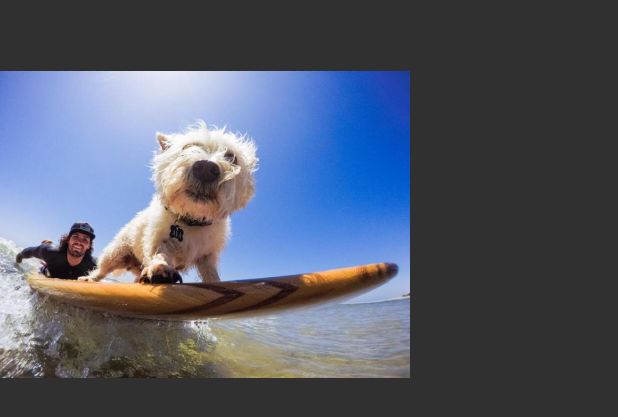
After one commit to AdRiAnPg7/Mobile-Project, an Android app: the layout activity_post_page.xml on its own in the app's theme, with its tools: preview values and no code run, on a phone screen of 412 x 824 dp. The commit adds this screen. Shown: the top 417 px of the screen. Run offline under Robolectric (Android 15) with nearby library versions, the phone set to English and light mode, and no system bars.

Commit message:
refactorizando Ids y creacion de postPage

```diff
--- /dev/null
+++ b/app/src/main/res/layout/activity_post_page.xml
@@ -0,0 +1,16 @@
+<?xml version="1.0" encoding="utf-8"?>
+<androidx.constraintlayout.widget.ConstraintLayout xmlns:android="http://schemas.android.com/apk/res/android"
+    xmlns:app="http://schemas.android.com/apk/res-auto"
+    xmlns:tools="http://schemas.android.com/tools"
+    android:layout_width="match_parent"
+    android:layout_height="match_parent"
+    tools:context=".Activities.PostPageActivity">
+
+    <ImageView
+        android:id="@+id/imageView"
+        android:layout_width="273dp"
+        android:layout_height="299dp"
+        app:srcCompat="@drawable/perro_surf"
+        tools:layout_editor_absoluteX="69dp"
+        tools:layout_editor_absoluteY="59dp" />
+</androidx.constraintlayout.widget.ConstraintLayout>
```
Also changed, not shown: app/src/main/AndroidManifest.xml (+4 -4 lines), app/src/main/java/com/foundmypet/Activities/PostPageActivity.kt (added, +11 -0 lines), app/src/main/res/layout/activity_user_profile.xml (+35 -35 lines), app/src/main/res/values/strings.xml (+7 -7 lines), app/src/main/res/drawable-hdpi/perro_surf.png (added), app/src/main/res/drawable-mdpi/perro_surf.png (added), app/src/main/res/drawable-xhdpi/perro_surf.png (added), 2 other files.
